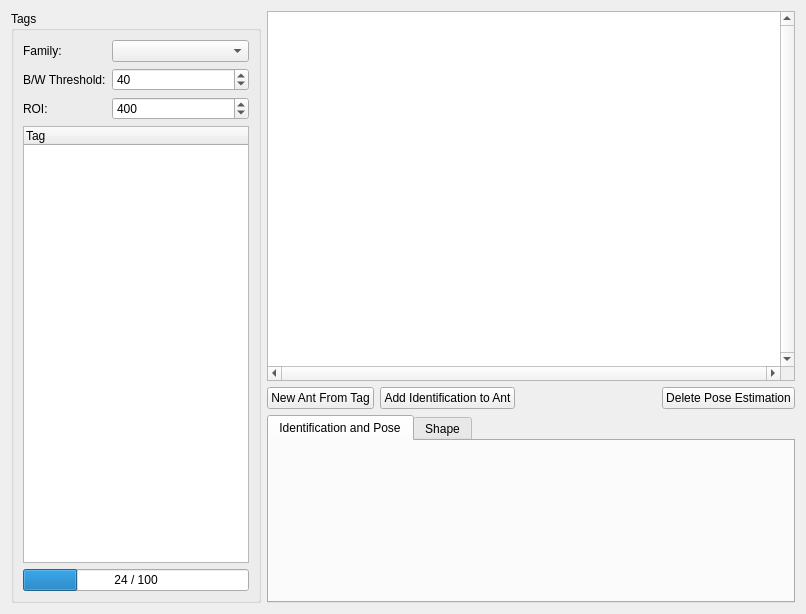
This is src/fort-studio/TaggingWidget.ui in formicidae-tracker/studio as Qt 5 draws it before an edit. The edited form follows.
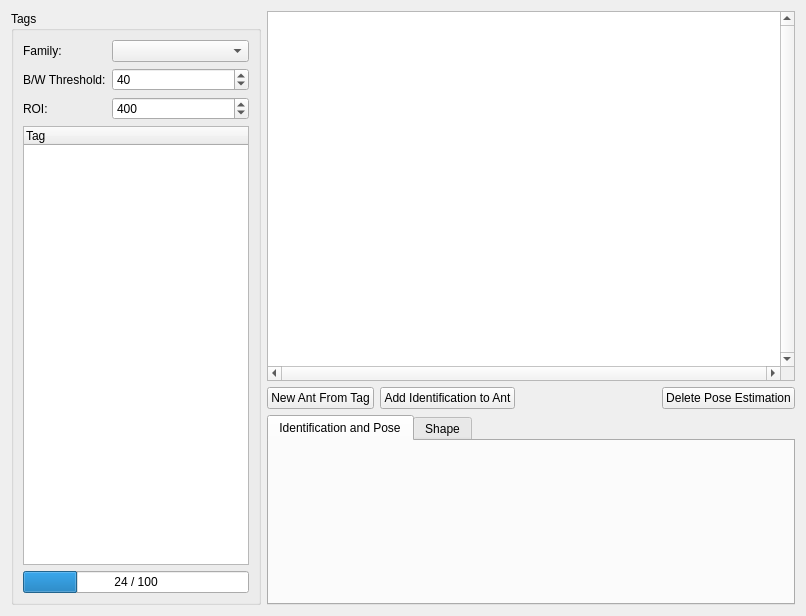
This is the edited form. Custom widgets are drawn as their Qt base class.

Commit message: Avoids moving pose on resize

The edit to the form file:
```diff
--- a/src/fort-studio/TaggingWidget.ui
+++ b/src/fort-studio/TaggingWidget.ui
@@ -7,7 +7,7 @@
     <x>0</x>
     <y>0</y>
     <width>806</width>
-    <height>614</height>
+    <height>616</height>
    </rect>
   </property>
   <property name="windowTitle">
```
Left out of the diff: 9 changed lines with no effect on the pictures. The commit also changes 2 other files.
